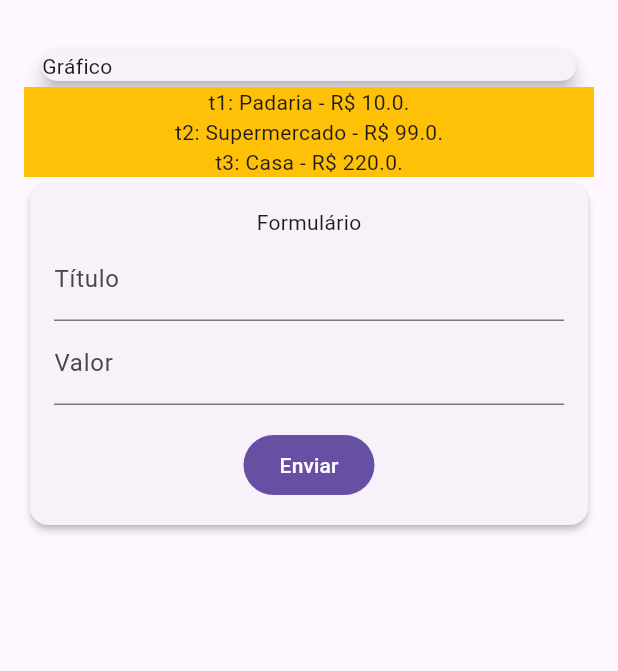
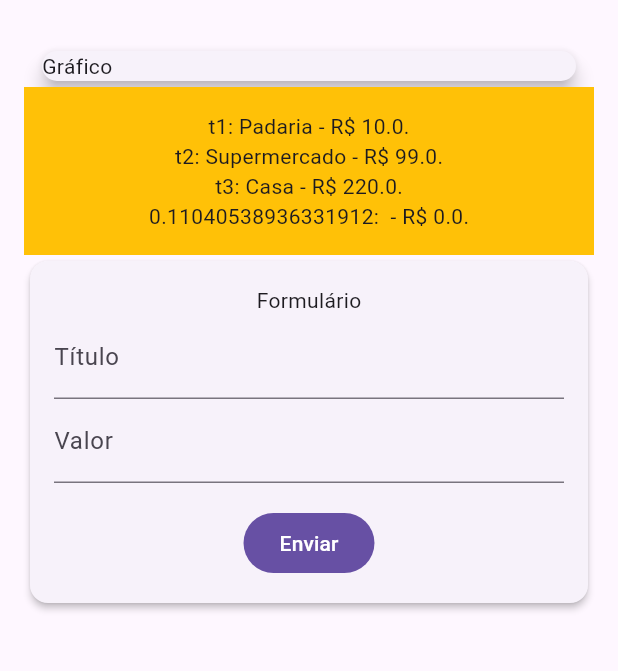
Before and after one commit to gelsoniezzi/cursoFlutter, a Flutter app: the screen it shows after launch, after a tap on "Enviar", on a phone screen of 412 x 824 dp, the part 63-734 px from its top. Run offline on Flutter 3.47's test engine with Material 3 defaults, Android fonts, the phone set to English and light mode, and no system bars.

Commit message:
Integração dos componentes TransactionUser com TransactionList e TransactionForm - 80% compreendido

```diff
--- a/expenses/lib/components/transaction_form.dart
+++ b/expenses/lib/components/transaction_form.dart
@@ -5,6 +5,10 @@ class TransactionForm extends StatelessWidget {
 
   final titleController = TextEditingController();
   final valueController = TextEditingController();
+
+  final void Function(String, double) onSubmit;
+
+  TransactionForm(this.onSubmit);
 
   @override
   Widget build(BuildContext context) {
@@ -27,6 +31,9 @@ class TransactionForm extends StatelessWidget {
                       FilledButton(onPressed: () {
                         print("Titulo: ${titleController.text}");
                         print("Valor: ${valueController.text}");
+                        //tratar o value
+                        final double value = double.tryParse(valueController.text) ?? 0.0;
+                        onSubmit(titleController.text, value);
                       },
                       child: Text("Enviar")),
 
--- a/expenses/lib/components/transaction_list.dart
+++ b/expenses/lib/components/transaction_list.dart
@@ -4,7 +4,7 @@ import 'package:expenses/models/transaction.dart';
 class TransactionList extends StatelessWidget {
   //const TransactionList({super.key});
 
-  List<Transaction> _transactions;
+  final List<Transaction> _transactions;
 
   // Construtor
   TransactionList(this._transactions);
@@ -12,9 +12,9 @@ class TransactionList extends StatelessWidget {
   @override
   Widget build(BuildContext context) {
     return Container(
+      padding: EdgeInsets.all(16.0),
               color: Colors.amber,
               width: double.infinity,
-              padding: EdgeInsets.symmetric(horizontal: 8),
               child:
                 Column(
                   children: _transactions.map((tr) {
--- a/expenses/lib/components/transaction_user.dart
+++ b/expenses/lib/components/transaction_user.dart
@@ -1,3 +1,9 @@
+import 'dart:collection';
+import 'dart:math';
+
+import 'package:expenses/components/transaction_form.dart';
+import 'package:expenses/components/transaction_list.dart';
+import 'package:expenses/models/transaction.dart';
 import 'package:flutter/material.dart';
 
 class TransactionUser extends StatefulWidget {
@@ -5,11 +11,39 @@ class TransactionUser extends StatefulWidget {
 
   @override
   State<TransactionUser> createState() => _TransactionUserState();
+
+
+
+
 }
 
 class _TransactionUserState extends State<TransactionUser> {
+
+  final _transactions = <Transaction>[
+    Transaction(id: "t1", title: "Padaria", value: 10.0, ),
+    Transaction(id: "t2", title: "Supermercado", value: 99.0, ),
+    Transaction(id: "t3", title: "Casa", value: 220.0, ),
+    ];
+
+  void newTransaction(String title, double value){
+    // é necessário
+    final newTransaction = new Transaction(
+      id: Random().nextDouble().toString(),
+      title: title,
+      value: value);
+
+      setState(() {
+        _transactions.add(newTransaction);
+      });
+  }
+
   @override
   Widget build(BuildContext context) {
-    return const Placeholder();
+    return Column(
+      children: <Widget>[
+        TransactionList(_transactions),
+        TransactionForm(newTransaction),
+      ],
+    );
   }
 }
--- a/expenses/lib/main.dart
+++ b/expenses/lib/main.dart
@@ -1,5 +1,6 @@
 import 'package:expenses/components/transaction_form.dart';
 import 'package:expenses/components/transaction_list.dart';
+import 'package:expenses/components/transaction_user.dart';
 import 'package:expenses/models/transaction.dart';
 import 'package:flutter/material.dart';
 
@@ -45,8 +46,8 @@ class MyHomePage extends StatelessWidget {
                   elevation: 5.0,
                   ),
               ),
-              TransactionList(_transactions),
-              TransactionForm(),
+            TransactionUser(),
+
 
           ],
         ),
```
